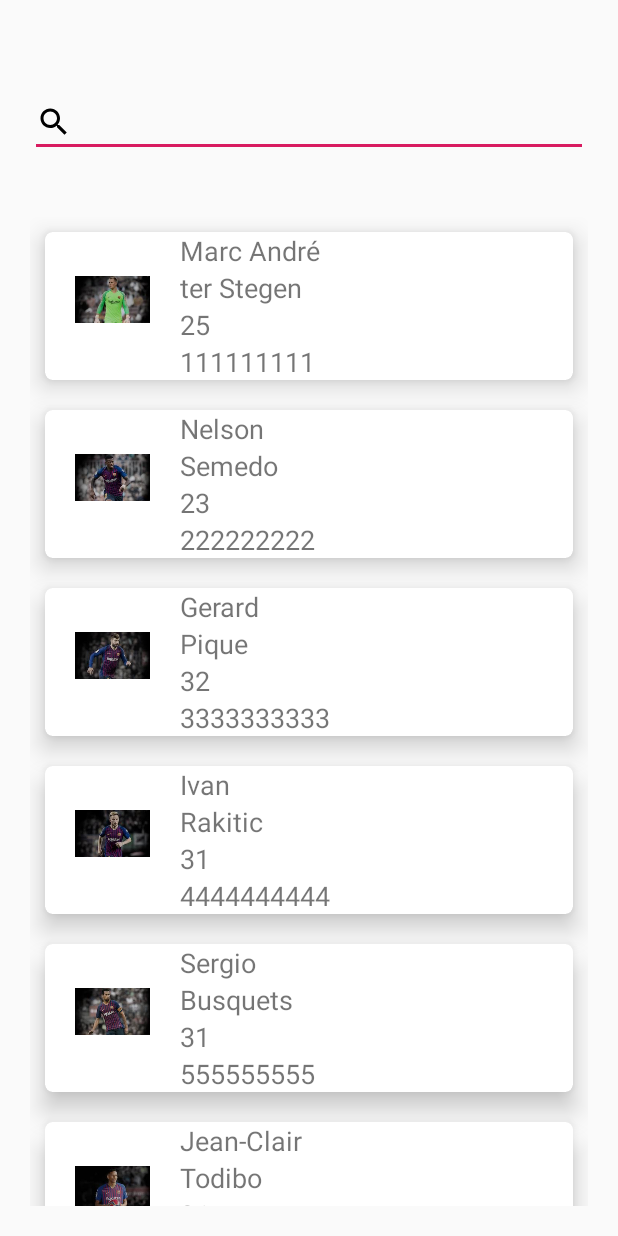
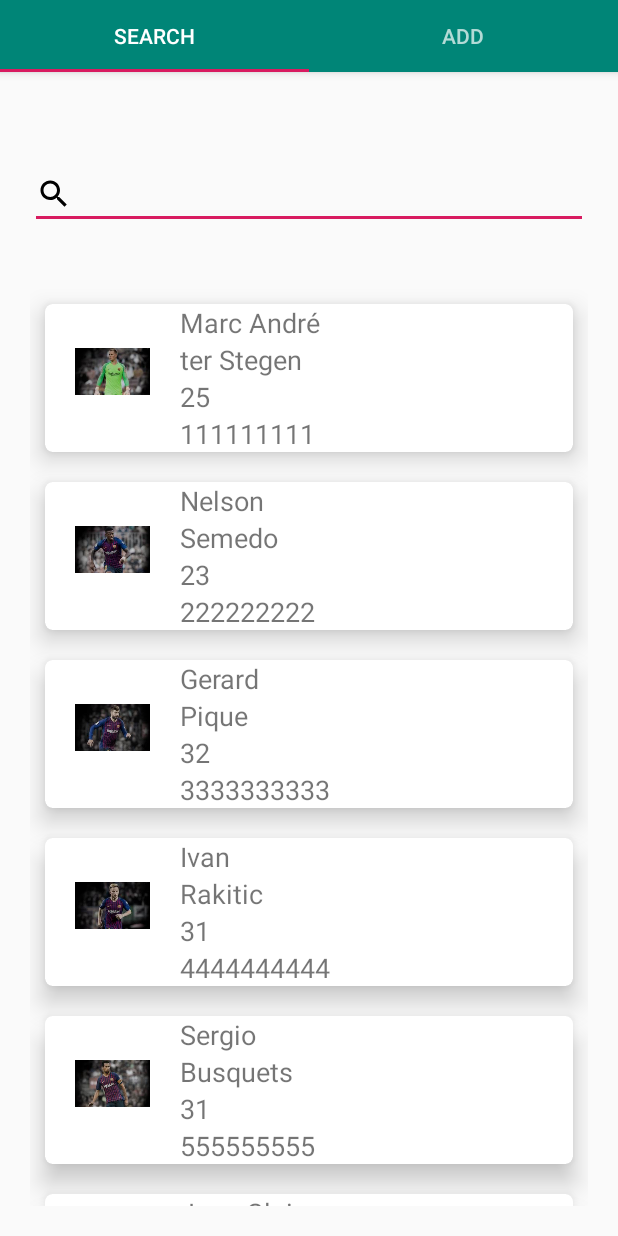
Before and after one commit to LuisVargasVic/GrainChain, an Android app: the TabActivity screen opened directly, with no data from a screen before it, on a phone screen of 412 x 824 dp. Run offline under Robolectric (Android 15) with nearby library versions, the phone set to English and light mode, and no system bars; our stand-ins replace Dagger/Hilt's generated code, data binding.

Commit message:
Add tab layout and no error code only status code in body so check if name is null

```diff
--- a/app/src/main/java/com/test/grainchainapplication/cache/PreferenceCacheImpl.kt
+++ b/app/src/main/java/com/test/grainchainapplication/cache/PreferenceCacheImpl.kt
@@ -14,7 +14,7 @@ class PreferenceCacheImpl @Inject constructor(
     private val preferenceKeyUsername = "pref.username"
 
 
-    override fun setUsername(username: String) {
+    override fun setUsername(username: String?) {
         sharedPreferences
             .edit()
             .putString(preferenceKeyUsername, username)
--- a/app/src/main/java/com/test/grainchainapplication/cache/PreferencesCacheRepository.kt
+++ b/app/src/main/java/com/test/grainchainapplication/cache/PreferencesCacheRepository.kt
@@ -7,5 +7,5 @@ interface PreferencesCacheRepository {
 
     // Session preferences
     fun getUsername(): String?
-    fun setUsername(username: String)
+    fun setUsername(username: String?)
 }
--- a/app/src/main/java/com/test/grainchainapplication/modules/TabActivity.kt
+++ b/app/src/main/java/com/test/grainchainapplication/modules/TabActivity.kt
@@ -44,6 +44,9 @@ class TabActivity : AppCompatActivity(), HasSupportFragmentInjector {
         // Create the adapter that will return a fragment for each of the three
         // primary sections of the activity.
         mSectionsPagerAdapter = SectionsPagerAdapter(supportFragmentManager)
+        mSectionsPagerAdapter!!.addFragment(SearchFragment.newInstance(), "SEARCH")
+        mSectionsPagerAdapter!!.addFragment(AddFragment.newInstance(), "ADD")
+
         listContacts.add(Contact(BitmapFactory.decodeResource(resources, R.drawable.ter_stegen), "Marc André", "ter Stegen", "25", "111111111"))
         listContacts.add(Contact(BitmapFactory.decodeResource(resources, R.drawable.semedo), "Nelson", "Semedo", "23", "222222222"))
         listContacts.add(Contact(BitmapFactory.decodeResource(resources, R.drawable.pique), "Gerard", "Pique", "32", "3333333333"))
@@ -62,7 +65,6 @@ class TabActivity : AppCompatActivity(), HasSupportFragmentInjector {
         binding.container.addOnPageChangeListener(object : ViewPager.SimpleOnPageChangeListener() {
             override fun onPageSelected(position: Int) {
                 super.onPageSelected(position)
-
                 if (position == 0) {
                     val fragment = binding.container.adapter!!.instantiateItem(binding.container, position) as SearchFragment
                     fragment.onResume()
@@ -74,6 +76,8 @@ class TabActivity : AppCompatActivity(), HasSupportFragmentInjector {
                 }
             }
         })
+
+        binding.tabs.setupWithViewPager(binding.container)
 
     }
 
@@ -87,20 +91,25 @@ class TabActivity : AppCompatActivity(), HasSupportFragmentInjector {
      */
     inner class SectionsPagerAdapter(fm: FragmentManager) : FragmentPagerAdapter(fm) {
 
+        private val mFragments = arrayListOf<Fragment>()
+        private val mFragmentTitles = arrayListOf<String>()
+
         override fun getItem(position: Int): Fragment {
-            // getItem is called to instantiate the fragment for the given page.
-            // Return a PlaceholderFragment (defined as a static inner class below).
-            if (position == 0) {
-                return SearchFragment.newInstance()
-            } else if (position == 1) {
-                return AddFragment.newInstance()
-            }
-            return Fragment()
+            return mFragments[position]
+        }
+
+        fun addFragment(fragment: Fragment, title: String) {
+            mFragments.add(fragment)
+            mFragmentTitles.add(title)
         }
 
         override fun getCount(): Int {
             // Show 2 total pages.
-            return 2
+            return mFragments.size
+        }
+
+        override fun getPageTitle(position: Int): CharSequence? {
+            return mFragmentTitles[position]
         }
     }
 
--- a/app/src/main/java/com/test/grainchainapplication/presentation/LoginPresenter.kt
+++ b/app/src/main/java/com/test/grainchainapplication/presentation/LoginPresenter.kt
@@ -34,14 +34,18 @@ class LoginPresenter @Inject constructor(
 
                 if (response?.body() != null ) {
                     if (response.code() == 200) {
-                        preferences.setUsername(response.body()!!.body.auth.user.name)
-                        view.onLoginSuccess()
+                        preferences.setUsername(response.body()?.body?.auth?.user?.name)
+                        if (response.body()?.body?.auth?.user?.name != null) {
+                            view.onLoginSuccess()
+                        } else {
+                            view.showMessage("Unkown credentials")
+                        }
                     } else {
-                        view.showMessage("Error")
+                        view.showMessage("Unkown credentials")
                     }
 
                 } else {
-                    view.showMessage("Error")
+                    view.showMessage("Unkown credentials")
                 }
             }
 
--- a/app/src/main/res/layout/activity_tab.xml
+++ b/app/src/main/res/layout/activity_tab.xml
@@ -9,6 +9,20 @@
             android:fitsSystemWindows="true"
             tools:context=".modules.TabActivity">
 
+        <com.google.android.material.appbar.AppBarLayout
+                android:id="@+id/appbar"
+                android:layout_width="match_parent"
+                android:layout_height="wrap_content"
+                android:theme="@style/AppTheme.AppBarOverlay">
+
+            <com.google.android.material.tabs.TabLayout
+                    android:id="@+id/tabs"
+                    android:layout_width="match_parent"
+                    android:layout_height="wrap_content" />
+
+        </com.google.android.material.appbar.AppBarLayout>
+
+
         <androidx.viewpager.widget.ViewPager
                 android:id="@+id/container"
                 android:layout_width="match_parent"
```
